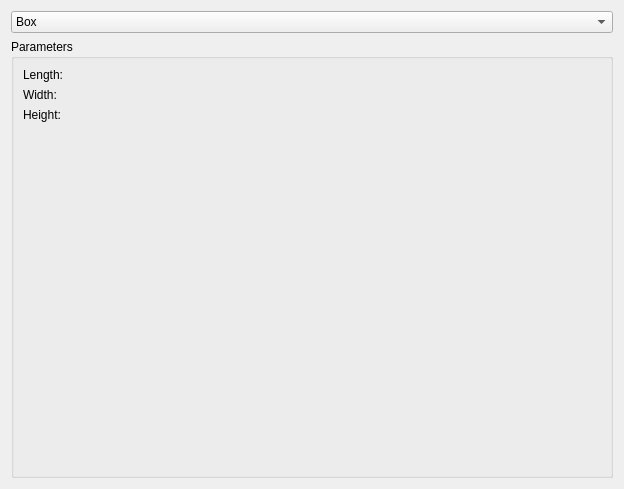
Before: the Qt Designer form freecad/chronoWorkbench/gui/ui/LDPM_CSL_geometry.ui in Concrete-Chrono-Development/chrono-preprocessor, drawn with Qt 5.
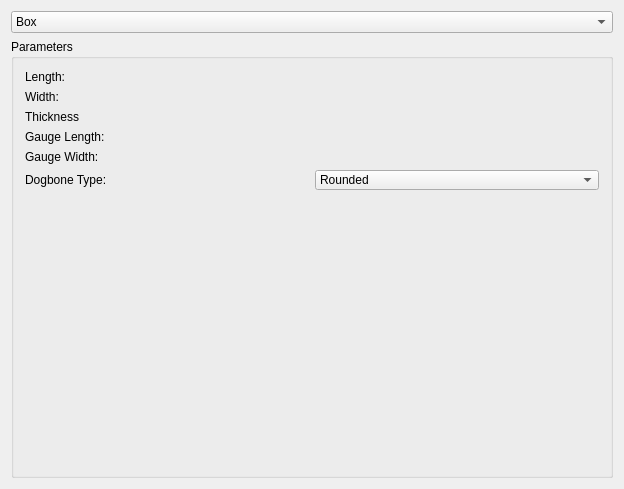
After: the same form once the commit is applied. The open tabs and pages were chosen to show the change. Icons and pictures are not drawn. Custom widgets are drawn as their Qt base class.

Commit message: Added dogbone geometry generation

```diff
--- a/freecad/chronoWorkbench/gui/ui/LDPM_CSL_geometry.ui
+++ b/freecad/chronoWorkbench/gui/ui/LDPM_CSL_geometry.ui
@@ -1245,6 +1245,182 @@
           </item>
          </layout>
         </widget>
+        <widget class="QWidget" name="page_6">
+         <layout class="QVBoxLayout" name="verticalLayout_4">
+          <item>
+           <layout class="QGridLayout" name="_8">
+            <property name="leftMargin">
+             <number>0</number>
+            </property>
+            <property name="topMargin">
+             <number>0</number>
+            </property>
+            <property name="rightMargin">
+             <number>0</number>
+            </property>
+            <property name="bottomMargin">
+             <number>0</number>
+            </property>
+            <property name="spacing">
+             <number>6</number>
+            </property>
+            <item row="1" column="2">
+             <widget class="Gui::QuantitySpinBox" name="dogboneWidth" native="true">
+              <property name="keyboardTracking" stdset="0">
+               <bool>false</bool>
+              </property>
+              <property name="unit" stdset="0">
+               <string notr="true">mm</string>
+              </property>
+              <property name="value" stdset="0">
+               <double>10.000000000000000</double>
+              </property>
+             </widget>
+            </item>
+            <item row="0" column="0">
+             <widget class="QLabel" name="textLabel2_9">
+              <property name="text">
+               <string>Length:</string>
+              </property>
+             </widget>
+            </item>
+            <item row="1" column="0">
+             <widget class="QLabel" name="textLabel3_11">
+              <property name="text">
+               <string>Width:</string>
+              </property>
+             </widget>
+            </item>
+            <item row="0" column="2">
+             <widget class="Gui::QuantitySpinBox" name="dogboneLength" native="true">
+              <property name="keyboardTracking" stdset="0">
+               <bool>false</bool>
+              </property>
+              <property name="unit" stdset="0">
+               <string notr="true">mm</string>
+              </property>
+              <property name="value" stdset="0">
+               <double>10.000000000000000</double>
+              </property>
+             </widget>
+            </item>
+            <item row="2" column="2">
+             <widget class="Gui::QuantitySpinBox" name="dogboneThickness" native="true">
+              <property name="keyboardTracking" stdset="0">
+               <bool>false</bool>
+              </property>
+              <property name="unit" stdset="0">
+               <string notr="true">mm</string>
+              </property>
+              <property name="value" stdset="0">
+               <double>10.000000000000000</double>
+              </property>
+             </widget>
+            </item>
+            <item row="2" column="0">
+             <widget class="QLabel" name="textLabel4_5">
+              <property name="text">
+               <string>Thickness</string>
+              </property>
+             </widget>
+            </item>
+           </layout>
+          </item>
+          <item>
+           <layout class="QGridLayout" name="gridLayout_5">
+            <item row="0" column="0">
+             <widget class="QLabel" name="textLabel2_8">
+              <property name="text">
+               <string>Gauge Length:</string>
+              </property>
+             </widget>
+            </item>
+            <item row="0" column="1">
+             <widget class="Gui::QuantitySpinBox" name="gaugeLength" native="true">
+              <property name="keyboardTracking" stdset="0">
+               <bool>false</bool>
+              </property>
+              <property name="unit" stdset="0">
+               <string notr="true">mm</string>
+              </property>
+              <property name="value" stdset="0">
+               <double>10.000000000000000</double>
+              </property>
+             </widget>
+            </item>
+            <item row="1" column="0">
+             <widget class="QLabel" name="textLabel3_9">
+              <property name="text">
+               <string>Gauge Width:</string>
+              </property>
+             </widget>
+            </item>
+            <item row="1" column="1">
+             <widget class="Gui::QuantitySpinBox" name="gaugeWidth" native="true">
+              <property name="keyboardTracking" stdset="0">
+               <bool>false</bool>
+              </property>
+              <property name="unit" stdset="0">
+               <string notr="true">mm</string>
+              </property>
+              <property name="value" stdset="0">
+               <double>10.000000000000000</double>
+              </property>
+             </widget>
+            </item>
+            <item row="2" column="0">
+             <widget class="QLabel" name="textLabel3_10">
+              <property name="text">
+               <string>Dogbone Type:</string>
+              </property>
+             </widget>
+            </item>
+            <item row="2" column="1">
+             <widget class="QComboBox" name="dogboneType">
+              <property name="minimumSize">
+               <size>
+                <width>0</width>
+                <height>20</height>
+               </size>
+              </property>
+              <property name="maximumSize">
+               <size>
+                <width>16777215</width>
+                <height>20</height>
+               </size>
+              </property>
+              <item>
+               <property name="text">
+                <string>Rounded</string>
+               </property>
+              </item>
+              <item>
+               <property name="text">
+                <string>Straight</string>
+               </property>
+              </item>
+             </widget>
+            </item>
+           </layout>
+          </item>
+          <item>
+           <spacer name="spacer_4">
+            <property name="orientation">
+             <enum>Qt::Vertical</enum>
+            </property>
+            <property name="sizeType">
+             <enum>QSizePolicy::Expanding</enum>
+            </property>
+            <property name="sizeHint" stdset="0">
+             <size>
+              <width>21</width>
+              <height>284</height>
+             </size>
+            </property>
+           </spacer>
+          </item>
+         </layout>
+        </widget>
         <widget class="QWidget" name="page">
          <layout class="QGridLayout" name="gridLayout_2">
           <item row="0" column="0">
```
Left out of the diff: 21 changed lines with no effect on the pictures. The commit also changes 2 other files.
